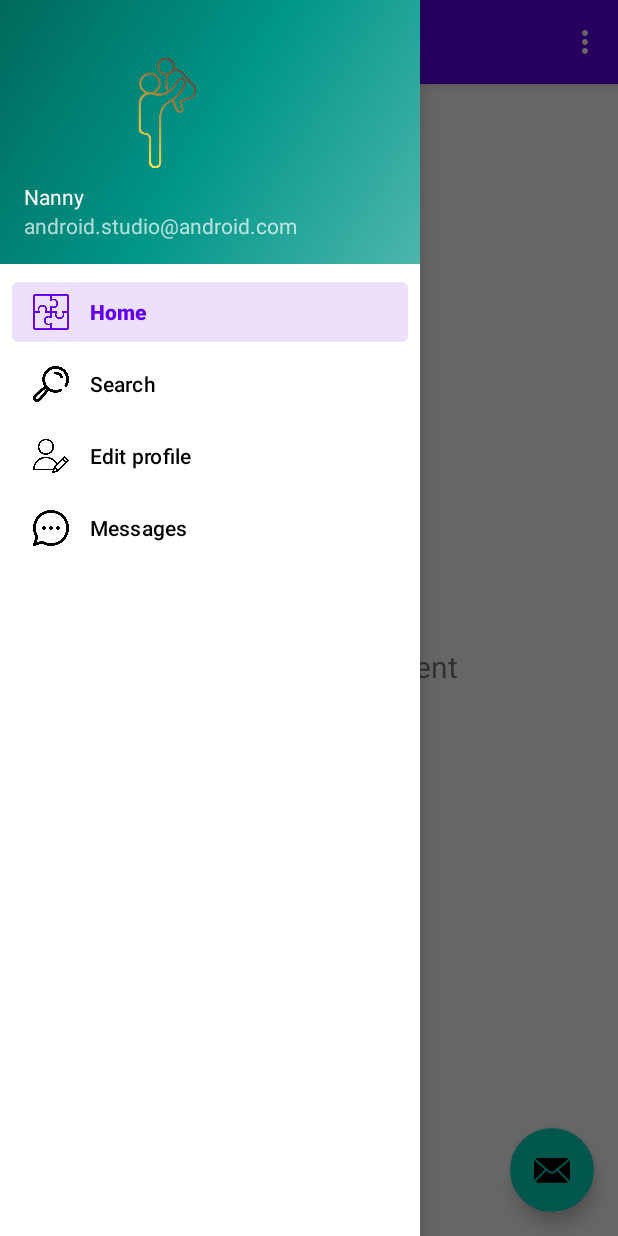
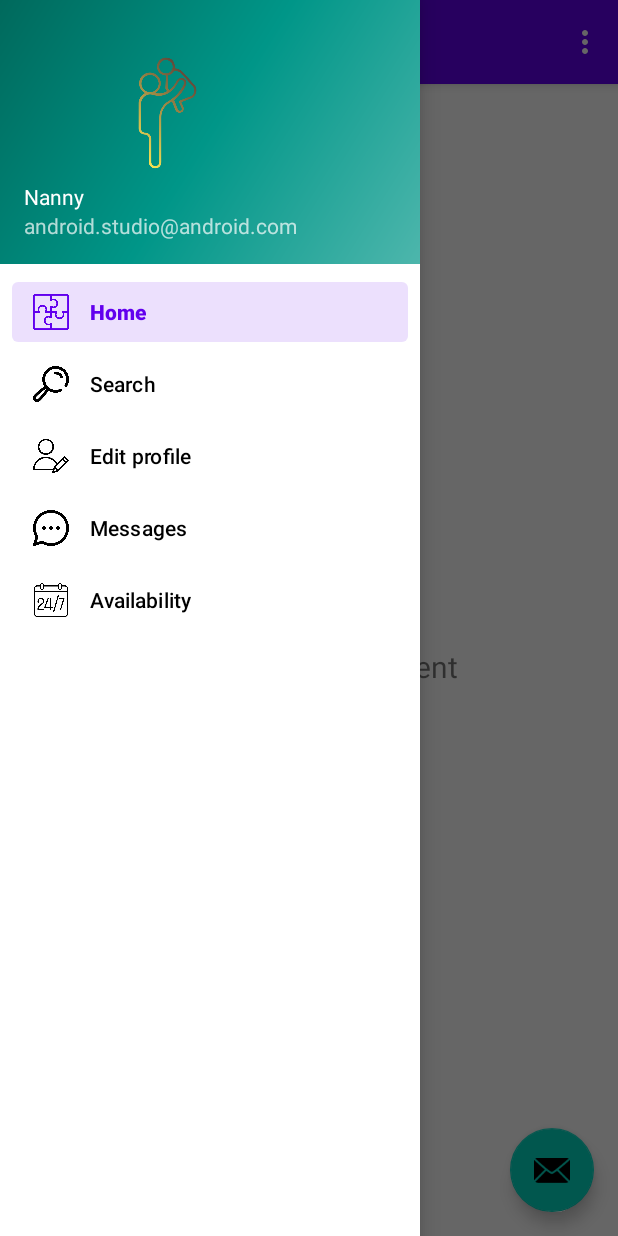
Before and after one commit to Tabita-Roxana/Nanny, an Android app: the screen it shows after launch (NannyActivity), with the side drawer open, on a phone screen of 412 x 824 dp. Run offline under Robolectric (Android 15) with nearby library versions, the phone set to English and light mode, and no system bars; our stand-ins replace navigation-ui.

Commit message:
initial ui commit +availability

```diff
--- a/app/src/main/java/com/example/nanny/NannyActivity.java
+++ b/app/src/main/java/com/example/nanny/NannyActivity.java
@@ -41,7 +41,7 @@ public class NannyActivity extends AppCompatActivity {
         // Passing each menu ID as a set of Ids because each
         // menu should be considered as top level destinations.
         mAppBarConfiguration = new AppBarConfiguration.Builder(
-                R.id.nav_home,R.id.nav_search, R.id.nav_editProfile, R.id.nav_messages)
+                R.id.nav_home,R.id.nav_search, R.id.nav_editProfile, R.id.nav_messages,R.id.nav_availability)
                 .setOpenableLayout(drawer)
                 .build();
         NavController navController = Navigation.findNavController(this, R.id.nav_host_fragment_content_nanny);
--- a/app/src/main/res/menu/activity_nanny_drawer.xml
+++ b/app/src/main/res/menu/activity_nanny_drawer.xml
@@ -16,10 +16,16 @@
             android:id="@+id/nav_editProfile"
             android:icon="@drawable/user"
             android:title="@string/menu_edit" />
+
         <item
             android:id="@+id/nav_messages"
             android:icon="@drawable/messenger"
             android:title="@string/menu_message" />
+        <item
+            android:id="@+id/nav_availability"
+            android:icon="@drawable/calendar"
+            android:title="@string/menu_availability"
+             />
 
     </group>
 </menu>
--- a/app/src/main/res/navigation/mobile_navigation.xml
+++ b/app/src/main/res/navigation/mobile_navigation.xml
@@ -27,4 +27,10 @@
         android:name="com.example.nanny.ui.messages.MessagesFragment"
         android:label="@string/menu_message"
         tools:layout="@layout/fragment_messages" />
+
+    <fragment
+        android:id="@+id/nav_availability"
+        android:name="com.example.nanny.ui.availability.AvailabilityFragment"
+        android:label="@string/menu_availability"
+        tools:layout="@layout/fragment_availability" />
 </navigation>
--- a/app/src/main/res/values/strings.xml
+++ b/app/src/main/res/values/strings.xml
@@ -11,4 +11,5 @@
     <string name="menu_search">Search</string>
     <string name="menu_edit">Edit profile</string>
     <string name="menu_message">Messages</string>
+    <string name="menu_availability">Availability</string>
 </resources>
```
Also changed, not shown: app/src/main/java/com/example/nanny/ui/availability/AvailabilityFragment.java (added, +36 -0 lines), app/src/main/java/com/example/nanny/ui/availability/AvailabilityViewModel.java (added, +19 -0 lines), app/src/main/res/layout/fragment_availability.xml (added, +22 -0 lines).
